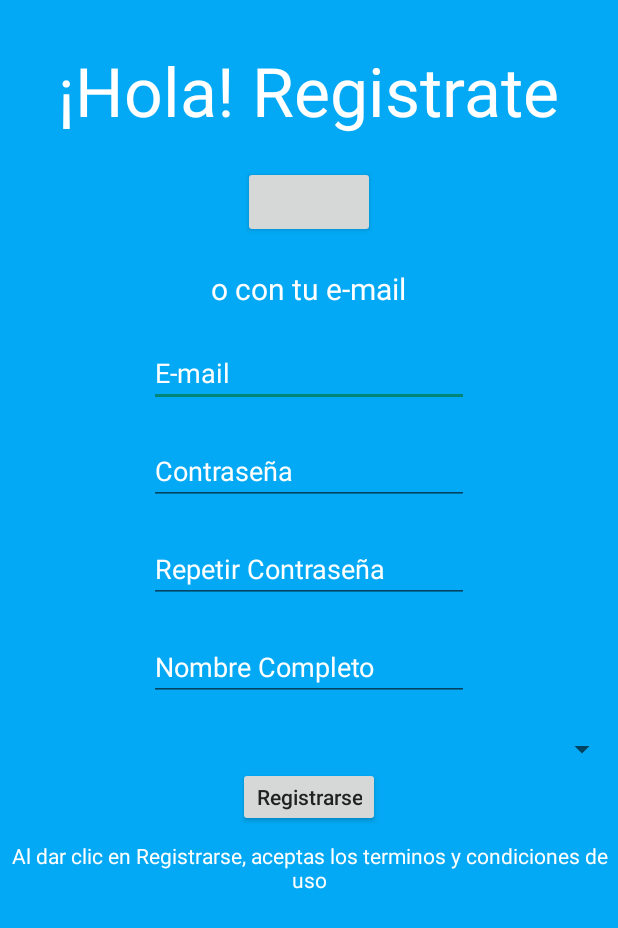
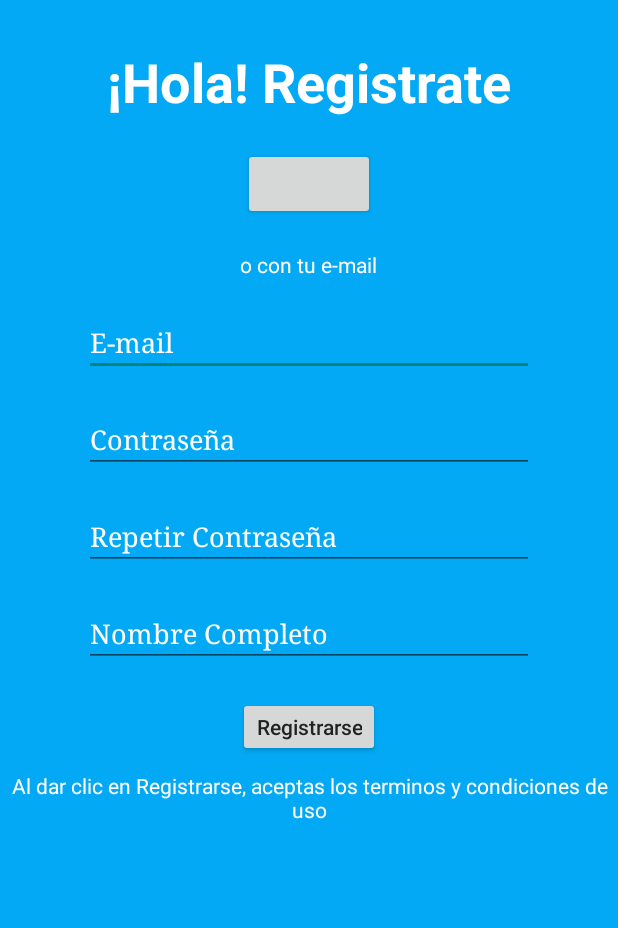
Before and after one commit to xonex1208/BusOnTime, an Android app: the Registro screen opened directly, with no data from a screen before it, on a phone screen of 412 x 824 dp. Shown: the top 928 px of the screen. Run offline under Robolectric (Android 15) with nearby library versions, the phone set to English and light mode, and no system bars; libraries missing offline, so code that uses them is left out: com.facebook, com.facebook.appevents, com.facebook.login; plain views replace LoginButton; 4 statements that could not run were skipped.

Commit message:
modificar interfaz

```diff
--- a/app/src/main/AndroidManifest.xml
+++ b/app/src/main/AndroidManifest.xml
@@ -47,7 +47,7 @@
             </intent-filter>
         </activity>
 
-        <activity android:name=".Registro" />
+        <activity android:name=".Registro" android:configChanges="keyboard|keyboardHidden|screenLayout|screenSize|orientation" />
         <activity android:name=".Iniciar_Sesion" />
         <activity android:name=".Descripcion_Bus" />
         <!--
--- a/app/src/main/res/layout/activity_main.xml
+++ b/app/src/main/res/layout/activity_main.xml
@@ -31,7 +31,6 @@
     <Button
         android:id="@+id/iniciar"
         style="@style/boton"
-        android:textSize="20sp"
         android:text="Iniciar sesión" />
 
     <android.support.v4.widget.Space
@@ -41,7 +40,6 @@
     <Button
         android:id="@+id/registrarse"
         style="@style/boton"
-        android:textSize="20sp"
         android:text="Registrarse" />
 
 </LinearLayout>
--- a/app/src/main/res/layout/activity_registro.xml
+++ b/app/src/main/res/layout/activity_registro.xml
@@ -27,11 +27,9 @@
 
             <TextView
                 android:id="@+id/textView3"
-                android:layout_width="wrap_content"
-                android:layout_height="wrap_content"
+                style="@style/textotitulo"
                 android:text="¡Hola! Registrate"
-                android:textColor="#FFFF"
-                android:textSize="45sp" />
+                android:textColor="#FFFF" />
 
             <android.support.v4.widget.Space
                 android:layout_width="0dp"
@@ -69,73 +67,52 @@
                 android:layout_height="20dp" />
 
             <TextView
-                android:layout_width="wrap_content"
-                android:layout_height="wrap_content"
-                android:text="o con tu e-mail"
-                android:textColor="#FFFF"
-                android:textSize="20sp" />
+                style="@style/textosecundariowhite"
+                android:text="o con tu e-mail" />
 
             <android.support.v4.widget.Space
                 android:layout_width="0dp"
                 android:layout_height="20dp" />
 
             <EditText
+                style="@style/textfielwhite"
                 android:id="@+id/email"
-                android:layout_width="wrap_content"
-                android:layout_height="wrap_content"
-                android:ems="10"
                 android:hint="E-mail"
-                android:inputType="textEmailAddress"
-                android:textColorHint="#FFFF" />
+                android:inputType="textEmailAddress"/>
 
             <android.support.v4.widget.Space
                 android:layout_width="0dp"
                 android:layout_height="20dp" />
 
             <EditText
+                style="@style/textfielwhite"
                 android:id="@+id/contrasena"
-                android:layout_width="wrap_content"
-                android:layout_height="wrap_content"
-                android:ems="10"
                 android:hint="Contraseña"
-                android:inputType="textPassword"
-                android:textColorHint="#FFFF"
-                android:visibility="visible" />
+                android:inputType="textPassword" />
 
             <android.support.v4.widget.Space
                 android:layout_width="0dp"
                 android:layout_height="20dp" />
 
             <EditText
+                style="@style/textfielwhite"
                 android:id="@+id/repetir_contrasena"
-                android:layout_width="wrap_content"
-                android:layout_height="wrap_content"
-                android:ems="10"
                 android:hint="Repetir Contraseña"
-                android:inputType="textPassword"
-                android:textColorHint="#FFFF" />
+                android:inputType="textPassword"/>
 
             <android.support.v4.widget.Space
                 android:layout_width="0dp"
                 android:layout_height="20dp" />
 
             <EditText
+                style="@style/textfielwhite"
                 android:id="@+id/nombre"
-                android:layout_width="wrap_content"
-                android:layout_height="wrap_content"
-                android:ems="10"
                 android:hint="Nombre Completo"
-                android:inputType="text"
-                android:textColorHint="#FFFF" />
+                android:inputType="text" />
 
             <android.support.v4.widget.Space
                 android:layout_width="0dp"
                 android:layout_height="20dp" />
-
-            <Spinner
-                android:id="@+id/sexo"
-                android:layout_width="match_parent"
-                android:layout_height="wrap_content" />
 
             <Button
                 android:id="@+id/btn_registro"
@@ -149,14 +126,9 @@
                 android:layout_height="9dp" />
 
             <TextView
+                style="@style/textosecundariowhite"
                 android:id="@+id/editText2"
-                android:layout_width="match_parent"
-                android:layout_height="wrap_content"
-                android:ems="10"
-
-                android:text="Al dar clic en Registrarse, aceptas los terminos y condiciones de uso"
-                android:textAlignment="center"
-                android:textColor="#FFFF" />
+                android:text="Al dar clic en Registrarse, aceptas los terminos y condiciones de uso" />
 
             <TextView
                 android:id="@+id/TV_name"
--- a/app/src/main/res/values/styles.xml
+++ b/app/src/main/res/values/styles.xml
@@ -10,7 +10,7 @@
 
     <style name="TemaInicio" parent="AppTheme.NoActionBar">
         <!-- Customize your theme here. -->
-        <item name="colorPrimaryDark">@color/barColor</item>
+        <item name="colorPrimaryDark">@color/colorPrimaryDark</item>
     </style>
 
     <style name="AppTheme.NoActionBar">
@@ -34,6 +34,11 @@
         <item name="android:textColor">@color/primary_text</item>
     </style>
 
+    <style name="textfielwhite" parent="textfiel">
+        <item name="android:textColorHint">#FFFFFF</item>
+        <item name="android:textColor">#FFFFFF</item>
+    </style>
+
     <style name="textotitulo">
         <item name="android:layout_width">match_parent</item>
         <item name="android:layout_height">wrap_content</item>
@@ -43,6 +48,10 @@
         <item name="android:textStyle">bold</item>
     </style>
 
+    <style name="textotitulowhite" parent="textotitulo">
+        <item name="android:textColor">#FFFFFF</item>
+    </style>
+
     <style name="textosecundario">
         <item name="android:layout_width">wrap_content</item>
         <item name="android:layout_height">wrap_content</item>
@@ -50,6 +59,10 @@
         <item name="android:textAlignment">center</item>
     </style>
 
+    <style name="textosecundariowhite" parent="textosecundario">
+        <item name="android:textColor">#FFFFFF</item>
+    </style>
+
     <style name="AppTheme.AppBarOverlay" parent="ThemeOverlay.AppCompat.Dark.ActionBar" />
 
     <style name="AppTheme.PopupOverlay" parent="ThemeOverlay.AppCompat.Light" />
```
Also changed, not shown: app/src/main/res/layout/activity_iniciar__sesion.xml (+17 -16 lines), app/src/main/launcher-web.png, app/src/main/res/mipmap-hdpi/launcher.png, app/src/main/res/mipmap-mdpi/launcher.png, app/src/main/res/mipmap-xhdpi/launcher.png, app/src/main/res/mipmap-xxhdpi/launcher.png, app/src/main/res/mipmap-xxxhdpi/launcher.png.
